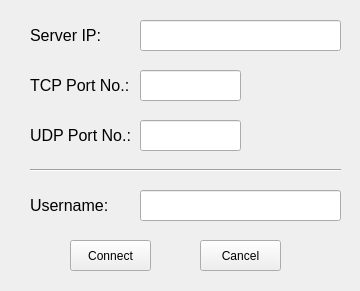
Above: src/client/commAudio/connect_dialog.ui from Shane-S/CommAudio before the change. Below: the same form after it.
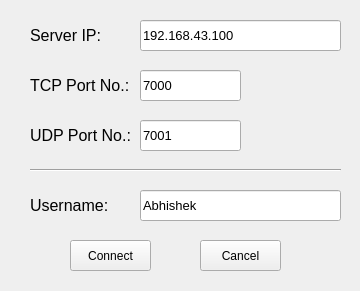
That is the form after the change.

Patch:
```diff
--- a/src/client/commAudio/connect_dialog.ui
+++ b/src/client/commAudio/connect_dialog.ui
@@ -46,7 +46,7 @@
     </font>
    </property>
    <property name="text">
-    <string/>
+    <string>192.168.43.100</string>
    </property>
   </widget>
   <widget class="QLineEdit" name="tcp_port_number">
@@ -64,7 +64,7 @@
     </font>
    </property>
    <property name="text">
-    <string/>
+    <string>7000</string>
    </property>
   </widget>
   <widget class="QLabel" name="label_2">
@@ -126,7 +126,7 @@
     </font>
    </property>
    <property name="text">
-    <string/>
+    <string>Abhishek</string>
    </property>
   </widget>
   <widget class="QLabel" name="label_3">
@@ -175,7 +175,7 @@
     </font>
    </property>
    <property name="text">
-    <string/>
+    <string>7001</string>
    </property>
   </widget>
   <widget class="QLabel" name="label_4">
```
Left out of the diff: 8 changed lines with no effect on the pictures.
